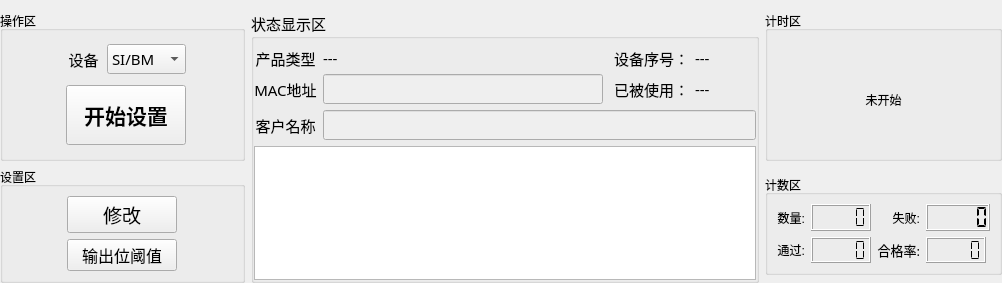
The window that MasterCtrlSet/home/home_workwid.ui (ChinaClever/PDU-Settings) describes before a commit, drawn with Qt 5.
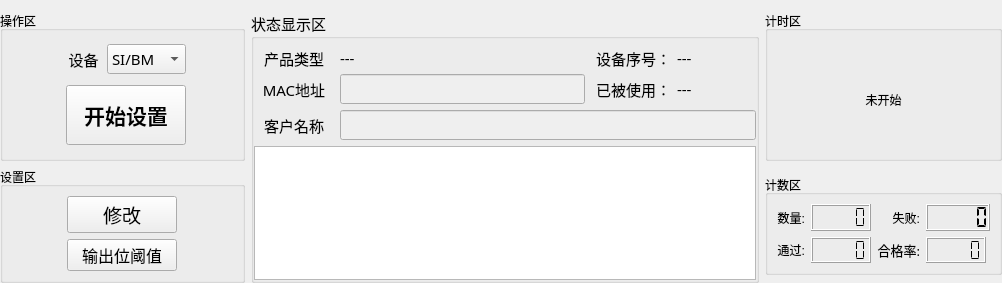
The same window after the commit.

```diff
--- a/MasterCtrlSet/home/home_workwid.ui
+++ b/MasterCtrlSet/home/home_workwid.ui
@@ -76,7 +76,7 @@
         </property>
         <property name="maximumSize">
          <size>
-          <width>280</width>
+          <width>245</width>
           <height>16777215</height>
          </size>
         </property>
@@ -149,7 +149,7 @@
         </property>
         <property name="maximumSize">
          <size>
-          <width>280</width>
+          <width>245</width>
           <height>16777215</height>
          </size>
         </property>
```
